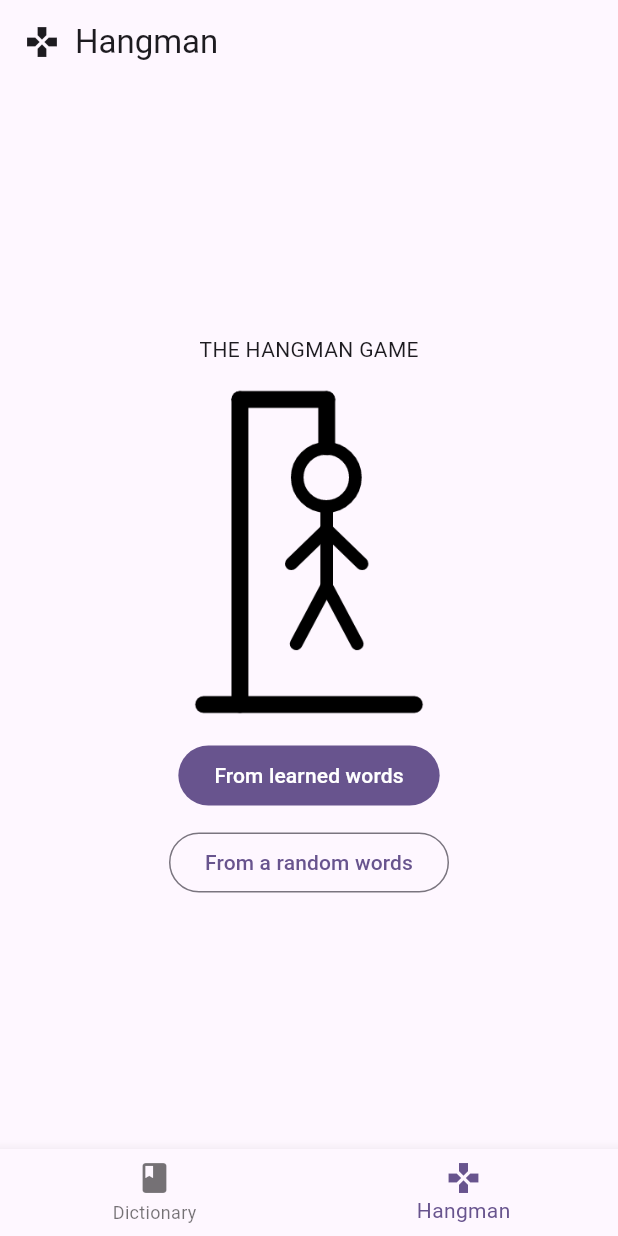
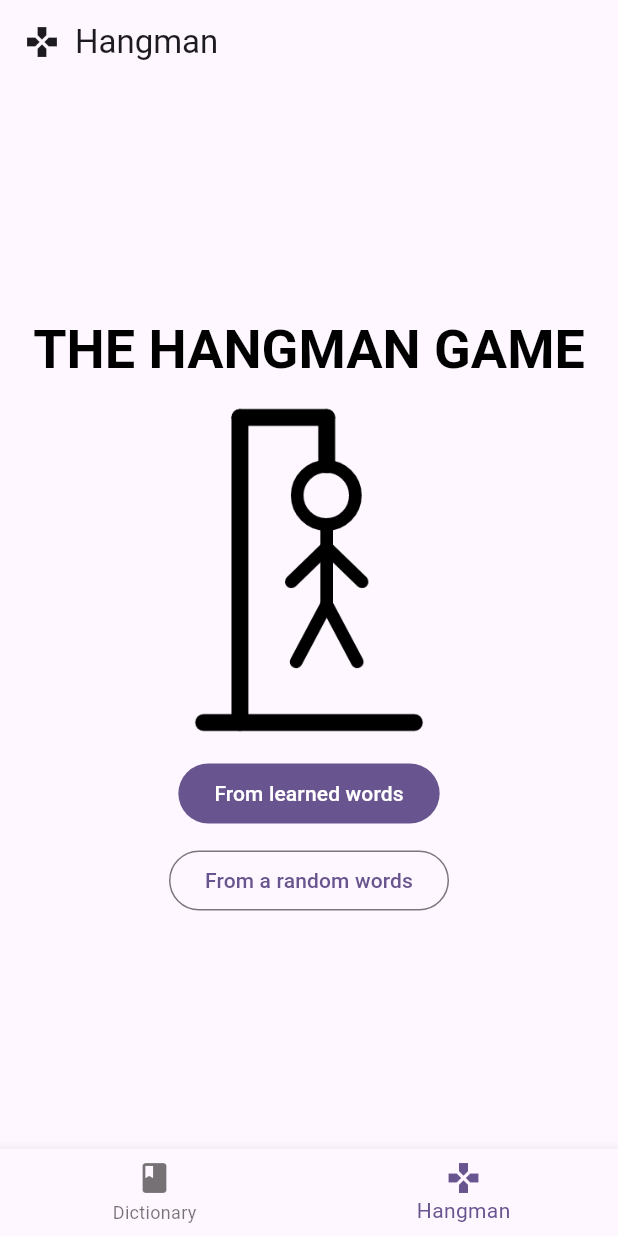
Before and after one commit to thaiminh2022/app_ta, a Flutter app: the screen it shows after launch, item 2 of the bottom bar chosen, on a phone screen of 412 x 824 dp. Run offline on Flutter 3.47's test engine with Material 3 defaults, Android fonts, the light colour scheme and no system bars; our stand-ins replace csv.

Commit message:
add text style

```diff
--- a/lib/features/games/hangman/presentation/index.dart
+++ b/lib/features/games/hangman/presentation/index.dart
@@ -11,6 +11,11 @@ class Hangman extends StatelessWidget {
 
   @override
   Widget build(BuildContext context) {
+    final textStyle = Theme.of(context).primaryTextTheme.displaySmall?.copyWith(
+      color: Colors.black,
+      fontWeight: FontWeight.bold,
+    );
+
     return Scaffold(
       appBar: AppBar(
         title: Row(
@@ -21,7 +26,7 @@ class Hangman extends StatelessWidget {
         child: Column(
           mainAxisAlignment: MainAxisAlignment.center,
           children: [
-            Text("THE HANGMAN GAME"),
+            Text("THE HANGMAN GAME", style: textStyle),
             TheHangmanVisual(guessLeft: 0),
             FilledButton(
               onPressed: () {
```
